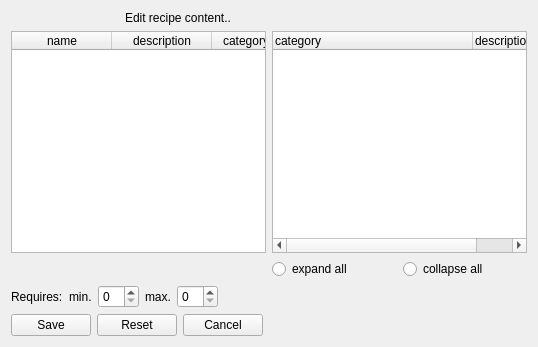
Old version of the form client/uiforms/recipe_content_edit.ui in the repository Wolframe/configurator.
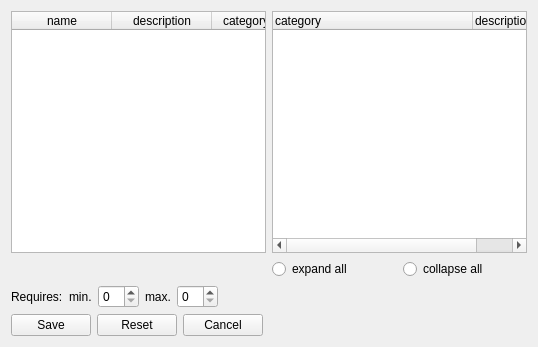
New version of the form. Icons and pictures are not drawn.

Diff of the .ui file:
```diff
--- a/client/uiforms/recipe_content_edit.ui
+++ b/client/uiforms/recipe_content_edit.ui
@@ -67,63 +67,7 @@
      </item>
     </layout>
    </item>
-   <item row="0" column="0">
-    <layout class="QHBoxLayout" name="horizontalLayout_2">
-     <item>
-      <widget class="QLabel" name="label_2">
-       <property name="maximumSize">
-        <size>
-         <width>32</width>
-         <height>32</height>
-        </size>
-       </property>
-       <property name="text">
-        <string/>
-       </property>
-      </widget>
-     </item>
-     <item>
-      <widget class="QLabel" name="label_3">
-       <property name="maximumSize">
-        <size>
-         <width>32</width>
-         <height>32</height>
-        </size>
-       </property>
-       <property name="text">
-        <string/>
-       </property>
-       <property name="pixmap">
-        <pixmap resource="../configurator.qrc">:/images/link_edit.png</pixmap>
-       </property>
-      </widget>
-     </item>
-     <item>
-      <widget class="QLabel" name="label_4">
-       <property name="maximumSize">
-        <size>
-         <width>32</width>
-         <height>32</height>
-        </size>
-       </property>
-       <property name="text">
-        <string/>
-       </property>
-       <property name="pixmap">
-        <pixmap resource="../configurator.qrc">:/images/folders.png</pixmap>
-       </property>
-      </widget>
-     </item>
-     <item>
-      <widget class="QLabel" name="label">
-       <property name="text">
-        <string>Edit recipe content..</string>
-       </property>
-      </widget>
-     </item>
-    </layout>
-   </item>
-   <item row="2" column="0">
+   <item row="1" column="0">
     <layout class="QGridLayout" name="gridLayout_2">
      <item row="2" column="1">
       <layout class="QHBoxLayout" name="horizontalLayout_4">
```
Left out of the diff: 4 changed lines with no effect on the pictures.
